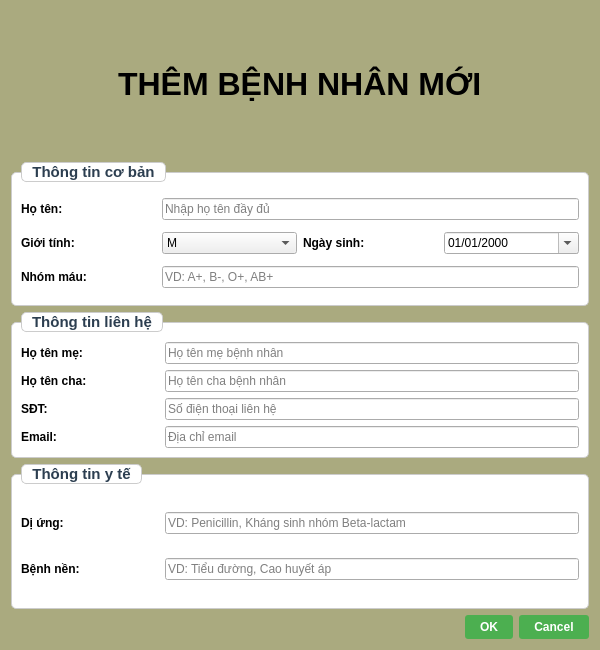
Before: the Qt Designer form gui/addeditpatientdialog.ui in VanBao6002/PBL2_Appointment_Scheduling_System, drawn with Qt 5.
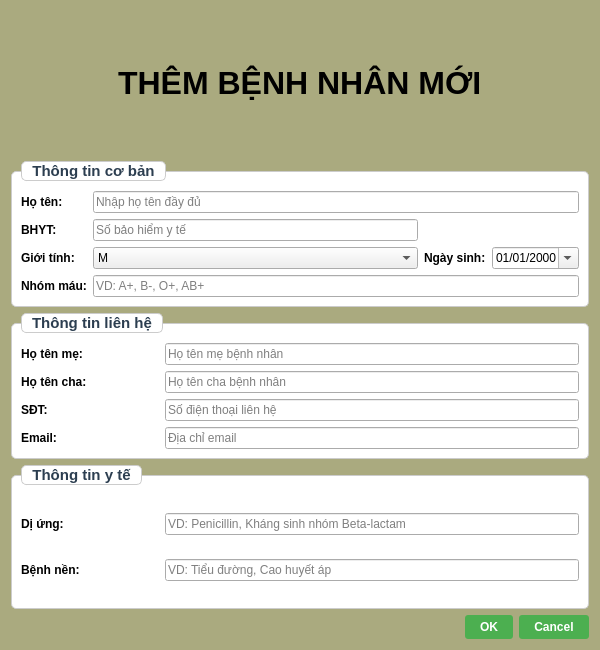
After: the same form once the commit is applied.

```diff
--- a/gui/addeditpatientdialog.ui
+++ b/gui/addeditpatientdialog.ui
@@ -76,6 +76,7 @@
          <font>
           <family>Segoe UI</family>
           <pointsize>24</pointsize>
+          <italic>false</italic>
           <bold>true</bold>
          </font>
         </property>
@@ -110,6 +111,7 @@
       <font>
        <family>Arial</family>
        <pointsize>11</pointsize>
+       <italic>false</italic>
        <bold>true</bold>
       </font>
      </property>
@@ -151,14 +153,14 @@
         </property>
        </widget>
       </item>
-      <item row="1" column="0">
-       <widget class="QLabel" name="label_3">
+      <item row="2" column="2">
+       <widget class="QLabel" name="label_4">
         <property name="text">
-         <string>Giới tính:</string>
+         <string>Ngày sinh:</string>
         </property>
        </widget>
       </item>
-      <item row="1" column="1">
+      <item row="2" column="1">
        <widget class="QComboBox" name="comboGender">
         <item>
          <property name="text">
@@ -172,14 +174,28 @@
         </item>
        </widget>
       </item>
-      <item row="1" column="2">
-       <widget class="QLabel" name="label_4">
+      <item row="2" column="0">
+       <widget class="QLabel" name="label_3">
         <property name="text">
-         <string>Ngày sinh:</string>
+         <string>Giới tính:</string>
         </property>
        </widget>
       </item>
-      <item row="1" column="3">
+      <item row="3" column="1" colspan="3">
+       <widget class="QLineEdit" name="txtBloodType">
+        <property name="placeholderText">
+         <string>VD: A+, B-, O+, AB+</string>
+        </property>
+       </widget>
+      </item>
+      <item row="3" column="0">
+       <widget class="QLabel" name="label_5">
+        <property name="text">
+         <string>Nhóm máu:</string>
+        </property>
+       </widget>
+      </item>
+      <item row="2" column="3">
        <widget class="QDateEdit" name="dateEditBirthday">
         <property name="displayFormat">
          <string>dd/MM/yyyy</string>
@@ -189,17 +205,17 @@
         </property>
        </widget>
       </item>
-      <item row="2" column="0">
-       <widget class="QLabel" name="label_5">
-        <property name="text">
-         <string>Nhóm máu:</string>
+      <item row="1" column="1">
+       <widget class="QLineEdit" name="txtInsuranceID">
+        <property name="placeholderText">
+         <string>Số bảo hiểm y tế</string>
         </property>
        </widget>
       </item>
-      <item row="2" column="1" colspan="3">
-       <widget class="QLineEdit" name="txtBloodType">
-        <property name="placeholderText">
-         <string>VD: A+, B-, O+, AB+</string>
+      <item row="1" column="0">
+       <widget class="QLabel" name="label">
+        <property name="text">
+         <string>BHYT:</string>
         </property>
        </widget>
       </item>
@@ -212,6 +228,7 @@
       <font>
        <family>Arial</family>
        <pointsize>11</pointsize>
+       <italic>false</italic>
        <bold>true</bold>
       </font>
      </property>
@@ -304,6 +321,7 @@
       <font>
        <family>Arial</family>
        <pointsize>11</pointsize>
+       <italic>false</italic>
        <bold>true</bold>
       </font>
      </property>
```
Left out of the diff: 20 changed lines with no effect on the pictures.
